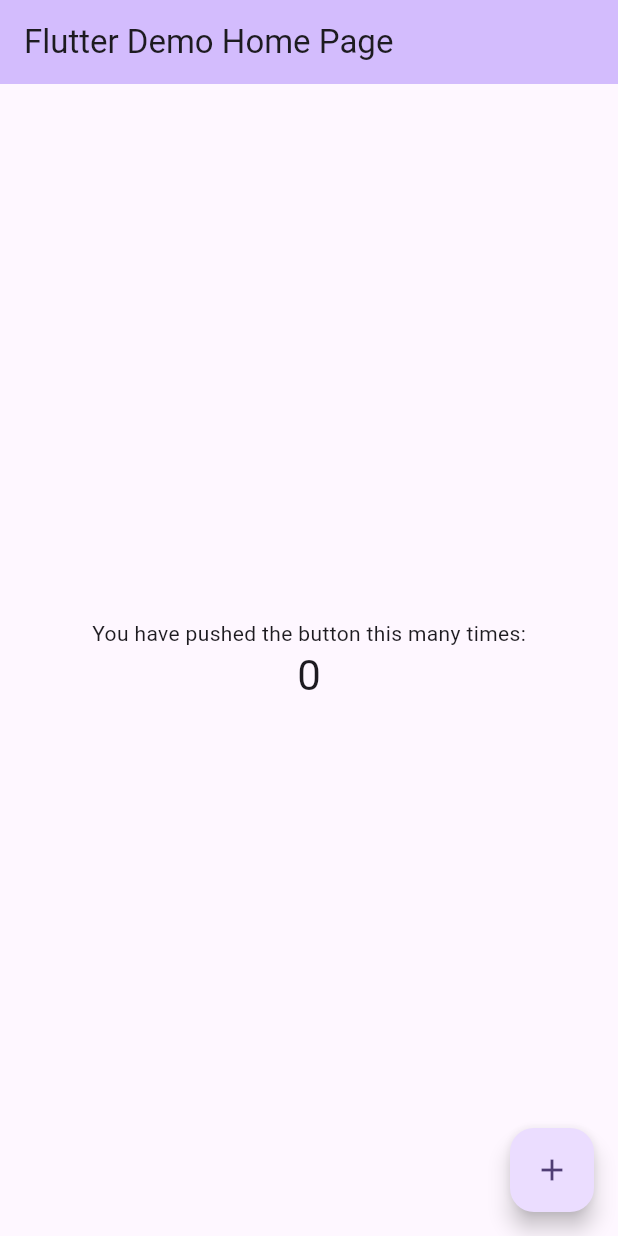
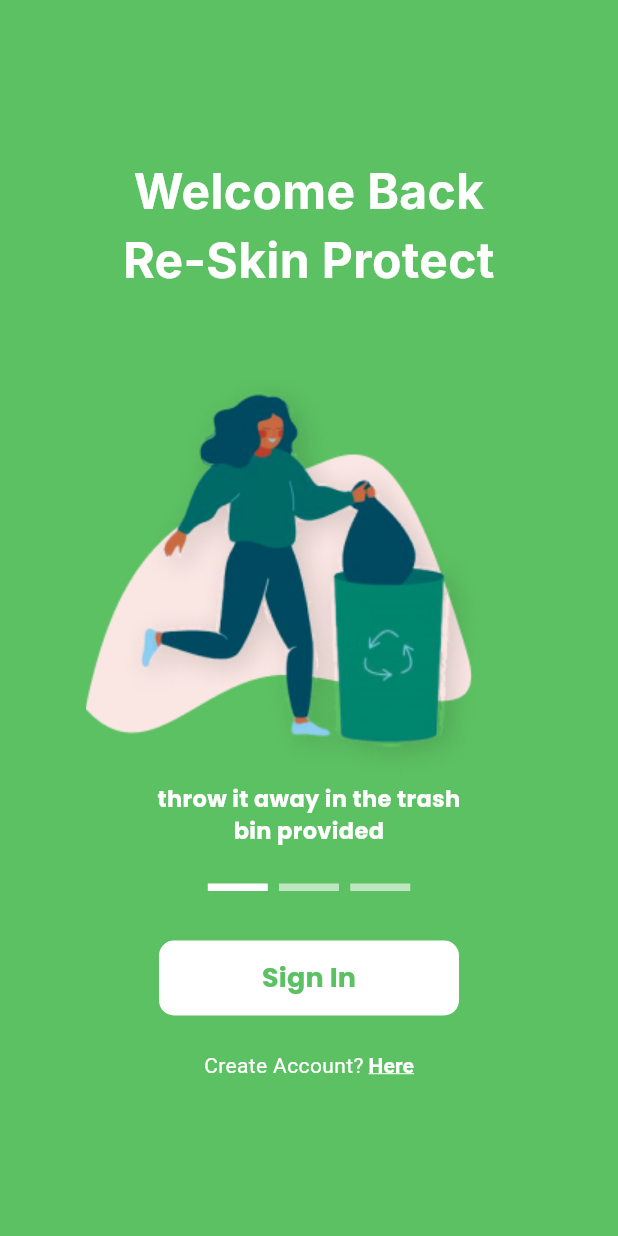
Before and after one commit to maymiquy/Re-Skin-Protect, a Flutter app: the screen it shows after launch, on a phone screen of 412 x 824 dp. Run offline on Flutter 3.47's test engine with Material 3 defaults, Android fonts, the light colour scheme and no system bars; our stand-ins replace google_fonts.

Commit message:
feat: first, welcome page

```diff
--- a/lib/main.dart
+++ b/lib/main.dart
@@ -1,4 +1,6 @@
 import 'package:flutter/material.dart';
+
+import 'pages/welcome_page.dart';
 
 void main() {
   runApp(const MyApp());
@@ -10,116 +12,8 @@
   // This widget is the root of your application.
   @override
   Widget build(BuildContext context) {
-    return MaterialApp(
-      title: 'Flutter Demo',
-      theme: ThemeData(
-        // This is the theme of your application.
-        //
-        // TRY THIS: Try running your application with "flutter run". You'll see
-        // the application has a purple toolbar. Then, without quitting the app,
-        // try changing the seedColor in the colorScheme below to Colors.green
-        // and then invoke "hot reload" (save your changes or press the "hot
-        // reload" button in a Flutter-supported IDE, or press "r" if you used
-        // the command line to start the app).
-        //
-        // Notice that the counter didn't reset back to zero; the application
-        // state is not lost during the reload. To reset the state, use hot
-        // restart instead.
-        //
-        // This works for code too, not just values: Most code changes can be
-        // tested with just a hot reload.
-        colorScheme: ColorScheme.fromSeed(seedColor: Colors.deepPurple),
-        useMaterial3: true,
-      ),
-      home: const MyHomePage(title: 'Flutter Demo Home Page'),
+    return const MaterialApp(
+      home: WelcomePage(),
     );
   }
 }
-
-class MyHomePage extends StatefulWidget {
-  const MyHomePage({super.key, required this.title});
-
-  // This widget is the home page of your application. It is stateful, meaning
-  // that it has a State object (defined below) that contains fields that affect
-  // how it looks.
-
-  // This class is the configuration for the state. It holds the values (in this
-  // case the title) provided by the parent (in this case the App widget) and
-  // used by the build method of the State. Fields in a Widget subclass are
-  // always marked "final".
-
-  final String title;
-
-  @override
-  State<MyHomePage> createState() => _MyHomePageState();
-}
-
-class _MyHomePageState extends State<MyHomePage> {
-  int _counter = 0;
-
-  void _incrementCounter() {
-    setState(() {
-      // This call to setState tells the Flutter framework that something has
-      // changed in this State, which causes it to rerun the build method below
-      // so that the display can reflect the updated values. If we changed
-      // _counter without calling setState(), then the build method would not be
-      // called again, and so nothing would appear to happen.
-      _counter++;
-    });
-  }
-
-  @override
-  Widget build(BuildContext context) {
-    // This method is rerun every time setState is called, for instance as done
-    // by the _incrementCounter method above.
-    //
-    // The Flutter framework has been optimized to make rerunning build methods
-    // fast, so that you can just rebuild anything that needs updating rather
-    // than having to individually change instances of widgets.
-    return Scaffold(
-      appBar: AppBar(
-        // TRY THIS: Try changing the color here to a specific color (to
-        // Colors.amber, perhaps?) and trigger a hot reload to see the AppBar
-        // change color while the other colors stay the same.
-        backgroundColor: Theme.of(context).colorScheme.inversePrimary,
-        // Here we take the value from the MyHomePage object that was created by
-        // the App.build method, and use it to set our appbar title.
-        title: Text(widget.title),
-      ),
-      body: Center(
-        // Center is a layout widget. It takes a single child and positions it
-        // in the middle of the parent.
-        child: Column(
-          // Column is also a layout widget. It takes a list of children and
-          // arranges them vertically. By default, it sizes itself to fit its
-          // children horizontally, and tries to be as tall as its parent.
-          //
-          // Column has various properties to control how it sizes itself and
-          // how it positions its children. Here we use mainAxisAlignment to
-          // center the children vertically; the main axis here is the vertical
-          // axis because Columns are vertical (the cross axis would be
-          // horizontal).
-          //
-          // TRY THIS: Invoke "debug painting" (choose the "Toggle Debug Paint"
-          // action in the IDE, or press "p" in the console), to see the
-          // wireframe for each widget.
-          mainAxisAlignment: MainAxisAlignment.center,
-          children: <Widget>[
-            const Text(
-              'You have pushed the button this many times:',
-            ),
-            Text(
-              '$_counter',
-              style: Theme.of(context).textTheme.headlineMedium,
-            ),
-          ],
-        ),
-      ),
-      floatingActionButton: FloatingActionButton(
-        onPressed: _incrementCounter,
-        tooltip: 'Increment',
-        child: const Icon(Icons.add),
-      ), // This trailing comma makes auto-formatting nicer for build methods.
-    );
-  }
-}
--- /dev/null
+++ b/lib/pages/welcome_page.dart
@@ -0,0 +1,127 @@
+import 'package:flutter/material.dart';
+import 'package:google_fonts/google_fonts.dart';
+
+class WelcomePage extends StatelessWidget {
+  const WelcomePage({super.key});
+
+  @override
+  Widget build(BuildContext context) {
+    return Scaffold(
+      backgroundColor: const Color(0xFF5CC162),
+      body: Center(
+        child: Column(
+          mainAxisAlignment: MainAxisAlignment.center,
+          children: [
+            Text(
+              'Welcome Back\nRe-Skin Protect',
+              textAlign: TextAlign.center,
+              style: GoogleFonts.inter(
+                fontSize: 32,
+                fontWeight: FontWeight.bold,
+                color: Colors.white,
+              ),
+            ),
+            const SizedBox(height: 35),
+            Image.asset('assets/images/wp-1.png'),
+            Text(
+              'throw it away in the trash\nbin provided',
+              textAlign: TextAlign.center,
+              style: GoogleFonts.poppins(
+                fontSize: 15,
+                fontWeight: FontWeight.bold,
+                color: Colors.white,
+              ),
+            ),
+            Container(
+              margin: const EdgeInsets.only(top: 25),
+              width: 135,
+              child: Row(
+                mainAxisAlignment: MainAxisAlignment.spaceBetween,
+                children: [
+                  Container(
+                    width: 40,
+                    height: 5,
+                    decoration: const BoxDecoration(
+                      color: Colors.white,
+                    ),
+                  ),
+                  Container(
+                    width: 40,
+                    height: 5,
+                    decoration: BoxDecoration(
+                      color: Colors.white.withOpacity(0.6),
+                    ),
+                  ),
+                  Container(
+                    width: 40,
+                    height: 5,
+                    decoration: BoxDecoration(
+                      color: Colors.white.withOpacity(0.6),
+                    ),
+                  ),
+                ],
+              ),
+            ),
+            Container(
+              margin: const EdgeInsets.only(top: 10),
+              child: TextButton(
+                onPressed: () {
+                  Navigator.pushNamed(context, '/home');
+                },
+                child: Container(
+                  margin: const EdgeInsets.only(top: 15),
+                  width: 200,
+                  height: 50,
+                  decoration: BoxDecoration(
+                    color: Colors.white,
+                    borderRadius: BorderRadius.circular(10),
+                  ),
+                  child: Center(
+                    child: Text(
+                      'Sign In',
+                      style: GoogleFonts.poppins(
+                        fontSize: 18,
+                        fontWeight: FontWeight.bold,
+                        color: const Color(0xFF5CC162),
+                      ),
+                    ),
+                  ),
+                ),
+              ),
+            ),
+            Container(
+              margin: const EdgeInsets.only(top: 15),
+              width: 140,
+              child: Row(
+                mainAxisAlignment: MainAxisAlignment.spaceBetween,
+                children: [
+                  const Text('Create Account?',
+                      style: TextStyle(color: Colors.white)),
+                  TextButton(
+                    onPressed: () {
+                      Navigator.pushNamed(context, '/sign-up');
+                    },
+                    style: TextButton.styleFrom(
+                      padding: const EdgeInsets.all(0),
+                      minimumSize: const Size(0, 0),
+                      tapTargetSize: MaterialTapTargetSize.shrinkWrap,
+                    ),
+                    child: const Text(
+                      'Here',
+                      style: TextStyle(
+                        color: Colors.white,
+                        fontWeight: FontWeight.bold,
+                        decoration: TextDecoration.underline,
+                        decorationColor: Colors.white,
+                      ),
+                    ),
+                  ),
+                ],
+              ),
+            )
+          ],
+        ),
+      ),
+    );
+  }
+}
```
Also changed, not shown: pubspec.yaml (+48 -47 lines), assets/images/wp-1.png (added), assets/images/wp-2.png (added), assets/images/wp-3.png (added), pubspec.lock, 7 other files.
